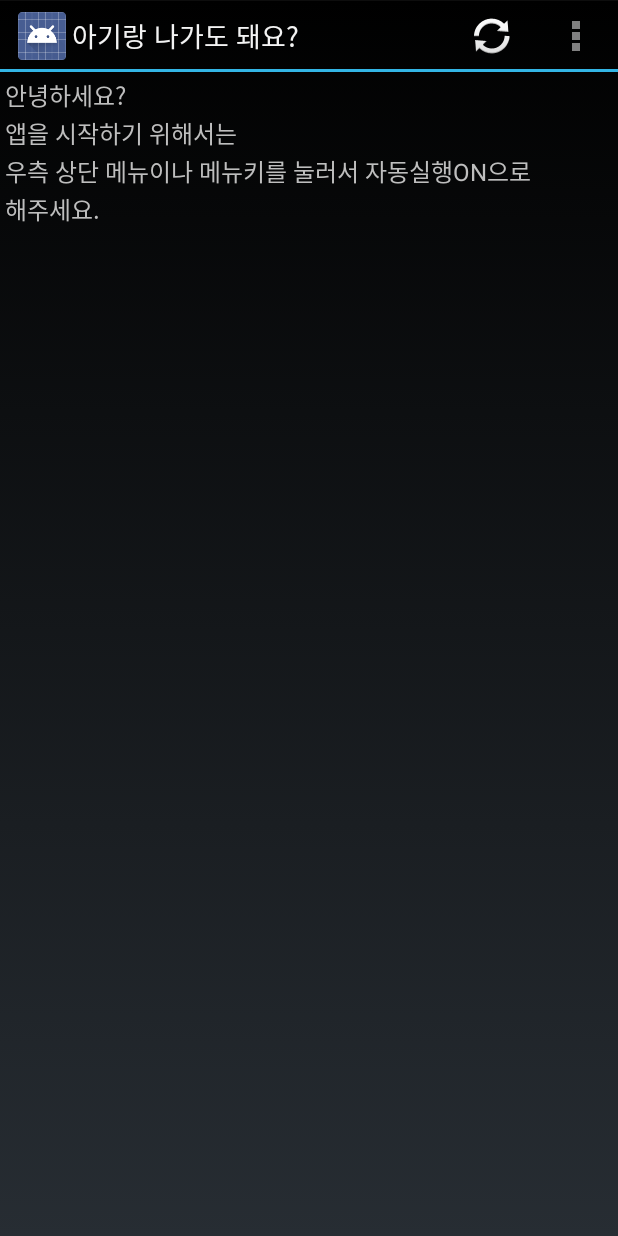
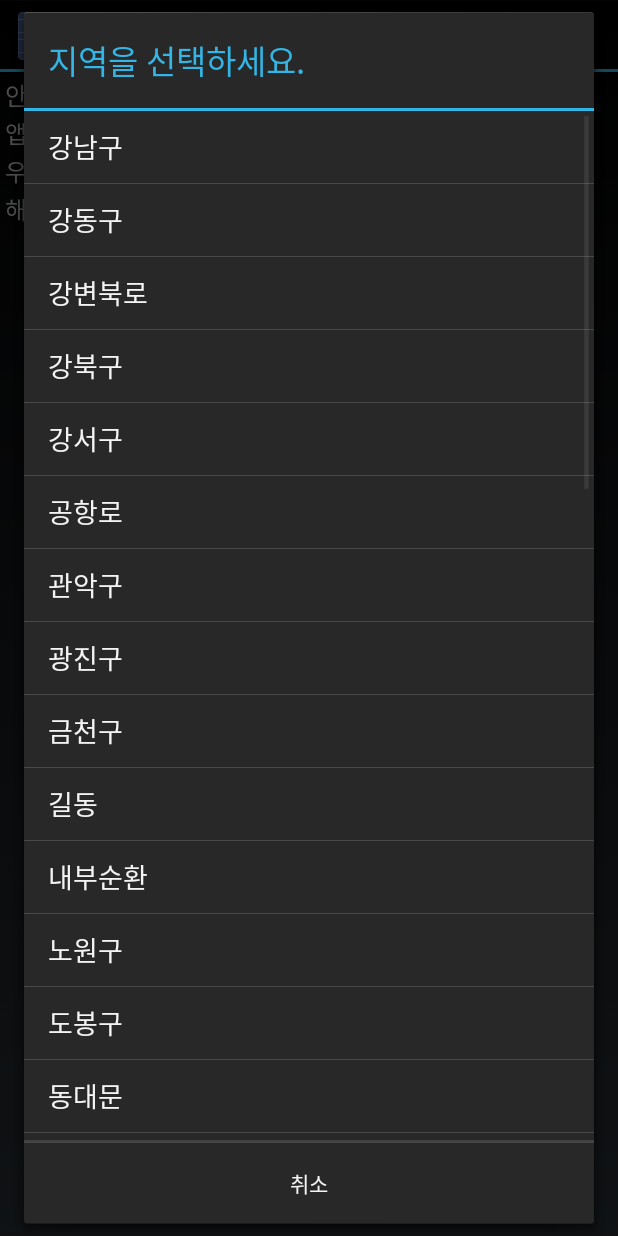
Before and after one commit to yeojoy/microdust, an Android app: the screen it shows after launch (DustActivity), after a tap on "시작", on a phone screen of 412 x 824 dp. Run offline under Robolectric (Android 15) with nearby library versions, the phone set to English and light mode, and no system bars; libraries missing offline, so code that uses them is left out: com.squareup.okhttp, com.squareup.otto; 2 statements that could not run were skipped.

Commit message:
지역선택 추가

```diff
--- a/app/src/main/java/me/yeojoy/microdustwarning/DustApplication.java
+++ b/app/src/main/java/me/yeojoy/microdustwarning/DustApplication.java
@@ -9,6 +9,9 @@ import com.squareup.otto.Bus;
  */
 public class DustApplication extends Application {
     public static Bus bus;
+
+    public static String locality;
+
     @Override
     public void onCreate() {
         super.onCreate();
--- a/app/src/main/java/me/yeojoy/microdustwarning/DustConstants.java
+++ b/app/src/main/java/me/yeojoy/microdustwarning/DustConstants.java
@@ -11,7 +11,7 @@ public interface DustConstants {
                     "method=airPollutantInfoMeasureXml";
 
     /** 자동으로 NOTI를 알려주는 시간 간격 */
-    public static final int NOTI_TIME_TEST = 1000 * 60 * 5;     // 2분
+    public static final int NOTI_TIME_TEST = 1000 * 60 * 1;
     public static final int NOTI_TIME_REAL = 1000 * 60 * 60;    // 1시간
 
     /** Bundle key */
@@ -115,4 +115,6 @@ public interface DustConstants {
     // Comprehensive Air-quality Index
     public static final String[] AIR_QUALITY_INDEX
             = {"좋음", "보통", "약간나쁨", "나쁨", "매우나쁨"};
+
+    public static final String MEASURED_TIME_FORMAT = "%s년 %s월 %s일 %s시";
 }
--- a/app/src/main/java/me/yeojoy/microdustwarning/fragment/DustFragment.java
+++ b/app/src/main/java/me/yeojoy/microdustwarning/fragment/DustFragment.java
@@ -6,6 +6,7 @@ import android.app.AlarmManager;
 import android.app.Fragment;
 import android.app.PendingIntent;
 import android.content.Context;
+import android.content.DialogInterface;
 import android.content.Intent;
 import android.content.res.Configuration;
 import android.content.res.Resources;
@@ -13,7 +14,9 @@ import android.os.Bundle;
 import android.os.Handler;
 import android.os.Looper;
 import android.os.Message;
+import android.text.SpannableString;
 import android.text.SpannableStringBuilder;
+import android.text.TextUtils;
 import android.view.LayoutInflater;
 import android.view.Menu;
 import android.view.MenuInflater;
@@ -121,6 +124,15 @@ public class DustFragment extends Fragment implements DustConstants,
         super.onActivityCreated(savedInstanceState);
         mContext = getActivity();
 
+        DustSharedPreferences.getInstance().init(mContext);
+        DustApplication.locality
+                = DustSharedPreferences.getInstance()
+                        .getString(KEY_PREFS_LOCALITY);
+        if (TextUtils.isEmpty(DustApplication.locality)) {
+            DustDialogManager.chooseUserLocalityDialog(mContext,
+                    mDialogSelectListener);
+        }
+
         mManager = DustNetworkManager.getInstance(mContext);
         mManager.setOnReceiveDataListener(this);
     }
@@ -157,6 +169,11 @@ public class DustFragment extends Fragment implements DustConstants,
 
                 Intent intent = new Intent(getActivity(), AboutActivity.class);
                 startActivity(intent);
+                break;
+
+            case R.id.action_change_locality:
+                DustDialogManager.chooseUserLocalityDialog(mContext,
+                        mDialogSelectListener);
                 break;
 
         }
@@ -284,9 +301,7 @@ public class DustFragment extends Fragment implements DustConstants,
                 System.currentTimeMillis() + 1000, notiTime, pending);
     }
 
-    private void refreshData() {
-        mManager.getMicrodustInfo();
-    }
+    private void refreshData() { mManager.getMicrodustInfo(); }
 
     /**
      * 기상지도이미지를 가져와 보여준다.
@@ -342,18 +357,13 @@ public class DustFragment extends Fragment implements DustConstants,
 
         DustInfoDto dto = null;
         for (DustInfoDto d : dtoList) {
-            if (DEFAULT_LOCALITY.equals(d.getLocality())) {
+            if (DustApplication.locality.equals(d.getLocality())) {
                 dto = d;
                 break;
             }
         }
 
-        if (dto != null) {
-            DustLog.i(TAG, "===================================================");
-            DustLog.i(TAG, dto.toString());
-            DustLog.i(TAG, "===================================================");
-        }
-
+        if (dto != null) DustLog.i(TAG, dto.toString());
 
         STATUS[] statuses = DustUtils.analyzeMicroDust(dto);
 
@@ -375,11 +385,10 @@ public class DustFragment extends Fragment implements DustConstants,
         ssb.append(DustUtils.convertString(res, "일산화탄소 : " + dto.getCarbon() + "\n", statuses[4]));
         ssb.append(DustUtils.convertString(res, "아황산가스 : " + dto.getSulfurous() + "\n", statuses[5]));
         ssb.append(DustUtils.convertString(res, "등급 : " + dto.getDegree() + "\n", STATUS.NONE));
-        ssb.append(DustUtils.convertString(res, "통합지수 : " + dto.getMaxIndex() + "\n", STATUS.NONE));
+        ssb.append(DustUtils.convertString(res, "통합지수 : " + dto.getMaxIndex() + "\n", statuses[6]));
         ssb.append(DustUtils.convertString(res, "지수결정물질 : " + dto.getMaterial(), STATUS.NONE));
         setText(ssb.toString());
     }
-
 
     @Override
     public void onClick(View v) {
@@ -405,7 +414,32 @@ public class DustFragment extends Fragment implements DustConstants,
     @Override
     public void onReceiveData(List<DustInfoDto> data) {
         DustLog.i(TAG, "onReceiveData()");
-        setRefreshActionButtonState(false);
         setDataToView(data);
+
+        getActivity().runOnUiThread(new Runnable() {
+            @Override
+            public void run() {
+                setRefreshActionButtonState(false);
+            }
+        });
     }
+
+    private DialogInterface.OnClickListener mDialogSelectListener =
+            new DialogInterface.OnClickListener() {
+        @Override
+        public void onClick(DialogInterface dialog, int which) {
+            DustLog.d(TAG, "onClick()");
+            String[] localityArray =
+                    getResources().getStringArray(R.array.all_localities_array);
+            DustApplication.locality = localityArray[which];
+
+            DustLog.d(TAG, "onClick(), selected Locality : "
+                    + DustApplication.locality);
+
+            DustSharedPreferences.getInstance().putString(KEY_PREFS_LOCALITY,
+                    DustApplication.locality);
+
+            refreshData();
+        }
+    };
 }
--- a/app/src/main/java/me/yeojoy/microdustwarning/service/WebParserService.java
+++ b/app/src/main/java/me/yeojoy/microdustwarning/service/WebParserService.java
@@ -45,13 +45,12 @@ public class WebParserService extends Service implements DustConstants {
             DustSharedPreferences.getInstance().init(mContext);
 
         mHandler = new Handler();
-
-        getMicrodustInfo();
     }
 
     @Override
     public int onStartCommand(Intent intent, int flags, int startId) {
         DustLog.i(TAG, "onStartCommand()");
+        getMicrodustInfo();
 
         return START_STICKY;
     }
--- a/app/src/main/java/me/yeojoy/microdustwarning/util/DustDialogManager.java
+++ b/app/src/main/java/me/yeojoy/microdustwarning/util/DustDialogManager.java
@@ -16,6 +16,7 @@ import android.text.TextUtils;
 import android.text.style.ForegroundColorSpan;
 import android.util.Log;
 
+import me.yeojoy.microdustwarning.DustApplication;
 import me.yeojoy.microdustwarning.DustConstants;
 import me.yeojoy.microdustwarning.R;
 import me.yeojoy.microdustwarning.entity.STATUS;
@@ -194,4 +195,22 @@ public class DustDialogManager implements DustConstants {
 
         builder.create().show();
     }
+
+    public static void chooseUserLocalityDialog(final Context context,
+              final DialogInterface.OnClickListener listener) {
+        AlertDialog.Builder builder = new AlertDialog.Builder(context);
+        builder.setTitle(R.string.dlg_choose_locality_title);
+        builder.setItems(R.array.all_localities_array, listener);
+
+        builder.setNegativeButton(R.string.dlg_btn_cancel, new DialogInterface.OnClickListener() {
+            @Override
+            public void onClick(DialogInterface dialog, int which) {
+                if (TextUtils.isEmpty(DustApplication.locality))
+                    DustApplication.locality = DEFAULT_LOCALITY;
+                dialog.dismiss();
+            }
+        });
+
+        builder.create().show();
+    }
 }
--- a/app/src/main/res/menu/dust.xml
+++ b/app/src/main/res/menu/dust.xml
@@ -27,4 +27,9 @@
         android:showAsAction="never"
         android:title="@string/action_about" />
 
+    <item
+        android:id="@+id/action_change_locality"
+        android:orderInCategory="100"
+        android:showAsAction="never"
+        android:title="@string/action_locality" />
 </menu>
--- /dev/null
+++ b/app/src/main/res/values/array.xml
@@ -0,0 +1,60 @@
+<?xml version="1.0" encoding="utf-8"?>
+<resources>
+
+    <string-array name="noti_icon_type_value_array">
+        <item>@string/noti_icon_type_default</item>
+        <item>@string/noti_icon_type_b</item>
+        <item>@string/noti_icon_type_c</item>
+    </string-array>
+    <string-array name="noti_icon_type_array">
+        <item>A타입</item>
+        <item>B타입</item>
+        <item>C타입</item>
+    </string-array>
+    <string-array name="noti_icon_type_empty_array">
+        <item>@string/noti_icon_type_default</item>
+        <item>@string/noti_icon_type_b</item>
+        <item>@string/noti_icon_type_c</item>
+    </string-array>
+
+    <string-array name="all_localities_array">
+        <item>강남구</item>
+        <item>강동구</item>
+        <item>강변북로</item>
+        <item>강북구</item>
+        <item>강서구</item>
+        <item>공항로</item>
+        <item>관악구</item>
+        <item>광진구</item>
+        <item>금천구</item>
+        <item>길동</item>
+        <item>내부순환</item>
+        <item>노원구</item>
+        <item>도봉구</item>
+        <item>동대문</item>
+        <item>동대문구</item>
+        <item>동작구</item>
+        <item>동작대로</item>
+        <item>마포구</item>
+        <item>서대문구</item>
+        <item>서울역</item>
+        <item>성동구</item>
+        <item>성북구</item>
+        <item>송파구</item>
+        <item>신사동</item>
+        <item>신촌</item>
+        <item>양재대로</item>
+        <item>양천구</item>
+        <item>영등포</item>
+        <item>영등포구</item>
+        <item>용산구</item>
+        <item>은평구</item>
+        <item>종로</item>
+        <item>종로구</item>
+        <item>중구</item>
+        <item>중랑구</item>
+        <item>청계천</item>
+        <item>청량리</item>
+        <item>태릉</item>
+    </string-array>
+</resources>
--- a/app/src/main/res/values/strings.xml
+++ b/app/src/main/res/values/strings.xml
@@ -38,6 +38,8 @@
     <string name="action_swtich_off">자동실행 OFF</string>
 
     <string name="action_about">About</string>
+    <string name="action_locality">지역변경</string>
+
 
     <string name="desc_red">빨간색은 위험</string>
     <string name="desc_blue">파란색은 좋음\n</string>
@@ -80,6 +82,7 @@
 
     <!-- Dialog -->
     <string name="dlg_default_title">알림</string>
+    <string name="dlg_choose_locality_title">지역을 선택하세요.</string>
 
     <string name="dlg_status_good_title">상쾌한 운동을 해보는 건 어떨까요?</string>
     <string name="dlg_status_normal_title">밖으로 나가보는 건 어떠신가요?</string>
@@ -126,21 +129,7 @@
     <string name="noti_icon_type_default">A</string>
     <string name="noti_icon_type_b">B</string>
     <string name="noti_icon_type_c">C</string>
-    <string-array name="noti_icon_type_value_array">
-        <item>@string/noti_icon_type_default</item>
-        <item>@string/noti_icon_type_b</item>
-        <item>@string/noti_icon_type_c</item>
-    </string-array>
-    <string-array name="noti_icon_type_array">
-        <item>A타입</item>
-        <item>B타입</item>
-        <item>C타입</item>
-    </string-array>
-    <string-array name="noti_icon_type_empty_array">
-        <item>@string/noti_icon_type_default</item>
-        <item>@string/noti_icon_type_b</item>
-        <item>@string/noti_icon_type_c</item>
-    </string-array>
+
 
 
     <!-- InfoActivity -->
```
Also changed, not shown: app/src/main/java/me/yeojoy/microdustwarning/entity/DustInfoDtoLocalityAscComparer.java (added, +14 -0 lines), app/src/main/java/me/yeojoy/microdustwarning/util/DustUtils.java (+20 -5 lines).
